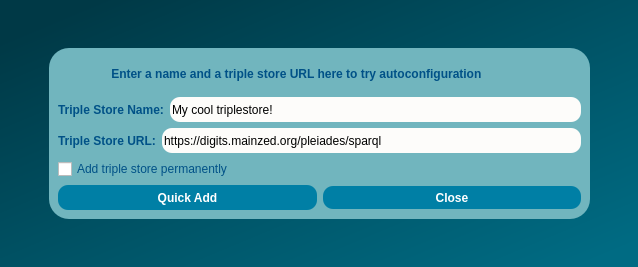
Old version of the form dialogs/ui/triplestorequickadddialog.ui in the repository sparqlunicorn/sparqlunicornGoesGIS.
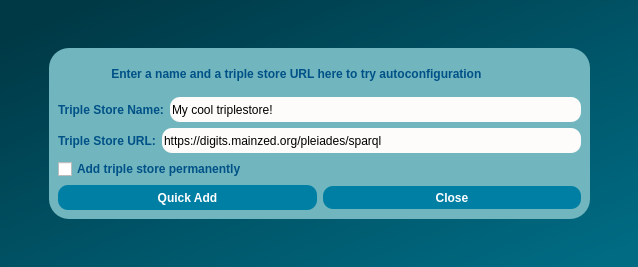
New version of the form.

The edit to the form file:
```diff
--- a/dialogs/ui/triplestorequickadddialog.ui
+++ b/dialogs/ui/triplestorequickadddialog.ui
@@ -215,6 +215,16 @@
       </item>
       <item row="2" column="0">
        <widget class="QCheckBox" name="permanentAdd">
+        <property name="font">
+         <font>
+          <pointsize>9</pointsize>
+          <weight>75</weight>
+          <bold>true</bold>
+         </font>
+        </property>
+        <property name="cursor">
+         <cursorShape>PointingHandCursor</cursorShape>
+        </property>
         <property name="styleSheet">
          <string notr="true">color:rgb(0, 81, 135);</string>
         </property>
```
